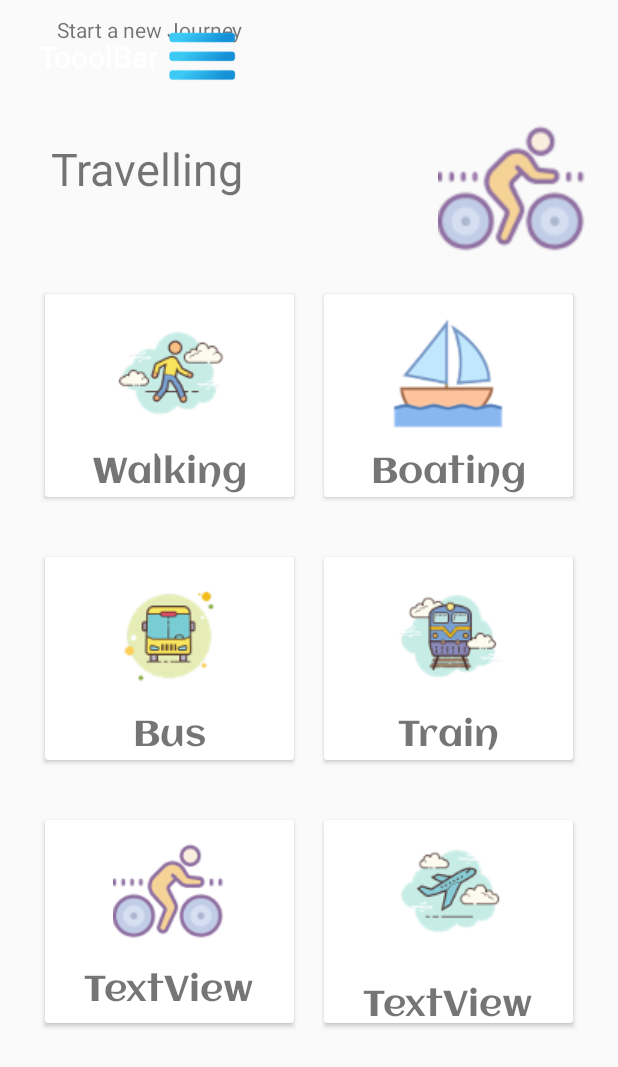
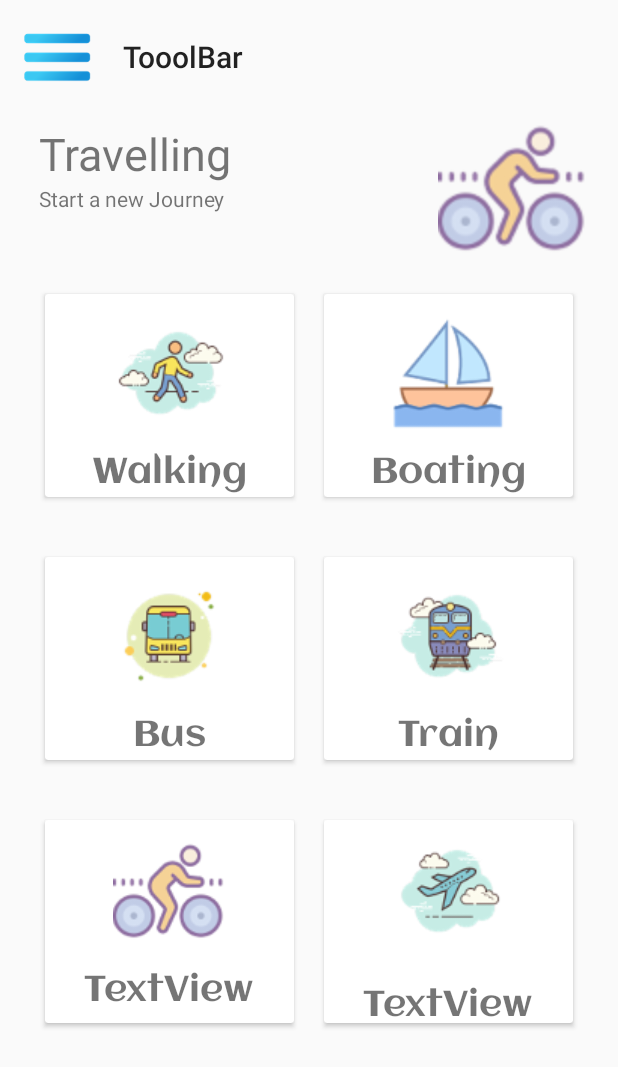
Before and after one commit to Mr-Perfectuz/Android_Navigation_Drawer-, an Android app: the screen it shows after launch (MainActivity), on a phone screen of 412 x 824 dp. Shown: the top 1067 px of the screen. Run offline under Robolectric (Android 15) with nearby library versions, the phone set to English and light mode, and no system bars; Roboto replaces fonts that are not available here.

Commit message:
Dashboard Ui have been updated

```diff
--- a/app/src/main/res/layout/activity_main.xml
+++ b/app/src/main/res/layout/activity_main.xml
@@ -9,42 +9,57 @@
     android:layout_marginTop="10dp"
     tools:context=".MainActivity">
 
+
     <androidx.constraintlayout.widget.ConstraintLayout
         android:layout_width="match_parent"
-        android:layout_height="match_parent">
+        android:layout_height="match_parent"
+        >
 
 
+    <androidx.appcompat.widget.Toolbar
+        android:id="@+id/toolbar"
+        android:layout_width="0dp"
+        android:layout_height="wrap_content"
+        android:background="#00008577"
+        android:minHeight="?attr/actionBarSize"
+        android:theme="?attr/actionBarTheme"
+        app:layout_constraintStart_toStartOf="parent"
+        app:layout_constraintEnd_toEndOf="parent"
+        app:layout_constraintTop_toTopOf="parent"
+        app:navigationIcon="@drawable/icons8_menu_100"
+        />
 
-    <include
-        android:id="@+id/toolbar"
-        layout="@layout/toolbar" />
+
 
     <TextView
         android:id="@+id/textView2"
         android:layout_width="0dp"
         android:layout_height="wrap_content"
-        android:layout_marginStart="24dp"
-        android:layout_marginTop="26dp"
+        android:layout_marginStart="16dp"
+        android:layout_marginTop="16dp"
+        android:layout_marginLeft="16dp"
         android:fontFamily="@font/baloo"
         android:text="@string/travelling"
         android:textSize="30sp"
         app:layout_constraintStart_toStartOf="parent"
+        app:layout_constraintEnd_toStartOf="@+id/imageView"
         app:layout_constraintTop_toBottomOf="@+id/toolbar" />
 
     <TextView
         android:id="@+id/textView3"
         android:layout_width="0dp"
         android:layout_height="wrap_content"
-        android:layout_marginEnd="130dp"
+        android:layout_marginStart="16dp"
+        android:layout_marginLeft="16dp"
+        android:layout_marginEnd="16dp"
         android:text="@string/start_a_new_journey"
         app:layout_constraintEnd_toStartOf="@+id/imageView"
-        tools:layout_editor_absoluteY="147dp" />
+        app:layout_constraintStart_toStartOf="parent"
+        app:layout_constraintTop_toBottomOf="@+id/textView2"/>
 
     <ImageView
         android:id="@+id/imageView"
         android:layout_width="100dp"
-
-
         android:layout_height="100dp"
         android:layout_marginTop="10dp"
         android:layout_marginEnd="10dp"
```
Also changed, not shown: app/src/main/res/drawable/cycling.png (renamed from app/src/main/res/drawable/cycling-100.png).
